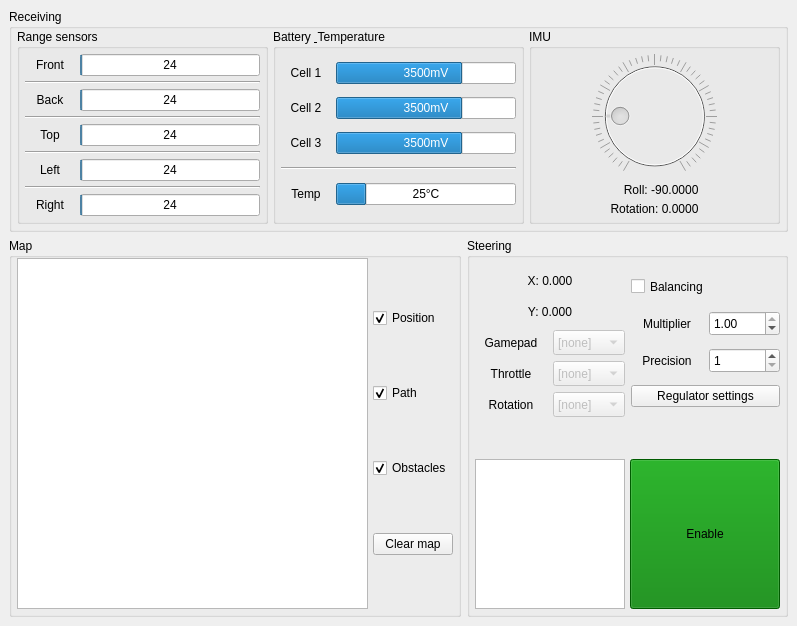
Before: the Qt Designer form src/rys_remote/src/UI/Layouts/RysRemoteMainWindowLayout.ui in GroupOfRobots/MiniRysV4ROS2, drawn with Qt 5.
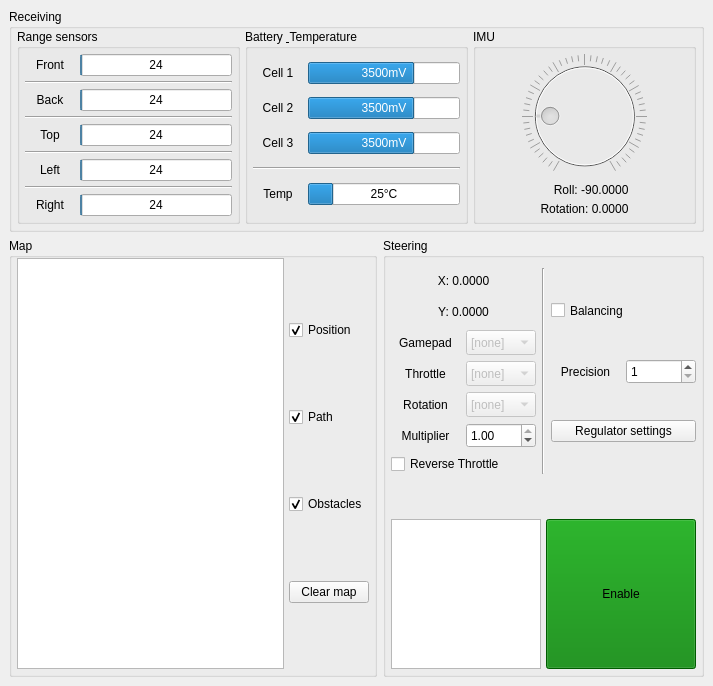
After: the same form once the commit is applied.

Commit message: rys_remote: * add max threshold for range sensors * add resetting occupancy map on map clearing * fix robot and range sensor heading * remove y-inversion in map display code, set y scale to -1 * reorder UI elements, add throttle reversal checkbox * add displaying occupied cells with intensity

The edit to the form file:
```diff
--- a/src/rys_remote/src/UI/Layouts/RysRemoteMainWindowLayout.ui
+++ b/src/rys_remote/src/UI/Layouts/RysRemoteMainWindowLayout.ui
@@ -6,8 +6,8 @@
    <rect>
     <x>0</x>
     <y>0</y>
-    <width>797</width>
-    <height>626</height>
+    <width>713</width>
+    <height>686</height>
    </rect>
   </property>
   <property name="windowTitle">
@@ -916,7 +916,7 @@
                 </size>
                </property>
                <property name="text">
-                <string>X: 0.000</string>
+                <string>X: 0.0000</string>
                </property>
                <property name="alignment">
                 <set>Qt::AlignCenter</set>
@@ -938,7 +938,7 @@
                 </size>
                </property>
                <property name="text">
-                <string>Y: 0.000</string>
+                <string>Y: 0.0000</string>
                </property>
                <property name="alignment">
                 <set>Qt::AlignCenter</set>
@@ -1121,26 +1121,6 @@
                </item>
               </layout>
              </item>
-            </layout>
-           </item>
-           <item>
-            <layout class="QVBoxLayout" name="verticalLayout_5">
-             <item>
-              <widget class="QCheckBox" name="balancingEnabledCheckBox">
-               <property name="minimumSize">
-                <size>
-                 <width>0</width>
-                 <height>25</height>
-                </size>
-               </property>
-               <property name="text">
-                <string>Balancing</string>
-               </property>
-               <property name="checked">
-                <bool>false</bool>
-               </property>
-              </widget>
-             </item>
              <item>
               <layout class="QHBoxLayout" name="multiplierHorizontalLayout">
                <item>
@@ -1167,6 +1147,9 @@
                    <height>25</height>
                   </size>
                  </property>
+                 <property name="minimum">
+                  <double>-1.000000000000000</double>
+                 </property>
                  <property name="maximum">
                   <double>1.000000000000000</double>
                  </property>
@@ -1179,6 +1162,40 @@
                 </widget>
                </item>
               </layout>
+             </item>
+             <item>
+              <widget class="QCheckBox" name="reverseThrottleCheckBox">
+               <property name="text">
+                <string>Reverse Throttle</string>
+               </property>
+              </widget>
+             </item>
+            </layout>
+           </item>
+           <item>
+            <widget class="Line" name="line_3">
+             <property name="orientation">
+              <enum>Qt::Vertical</enum>
+             </property>
+            </widget>
+           </item>
+           <item>
+            <layout class="QVBoxLayout" name="verticalLayout_5">
+             <item>
+              <widget class="QCheckBox" name="balancingEnabledCheckBox">
+               <property name="minimumSize">
+                <size>
+                 <width>0</width>
+                 <height>25</height>
+                </size>
+               </property>
+               <property name="text">
+                <string>Balancing</string>
+               </property>
+               <property name="checked">
+                <bool>false</bool>
+               </property>
+              </widget>
              </item>
              <item>
               <layout class="QHBoxLayout" name="precisionHorizontalLayout">
```
Left out of the diff: 2 changed lines with no effect on the pictures. The commit also changes 4 other files.
